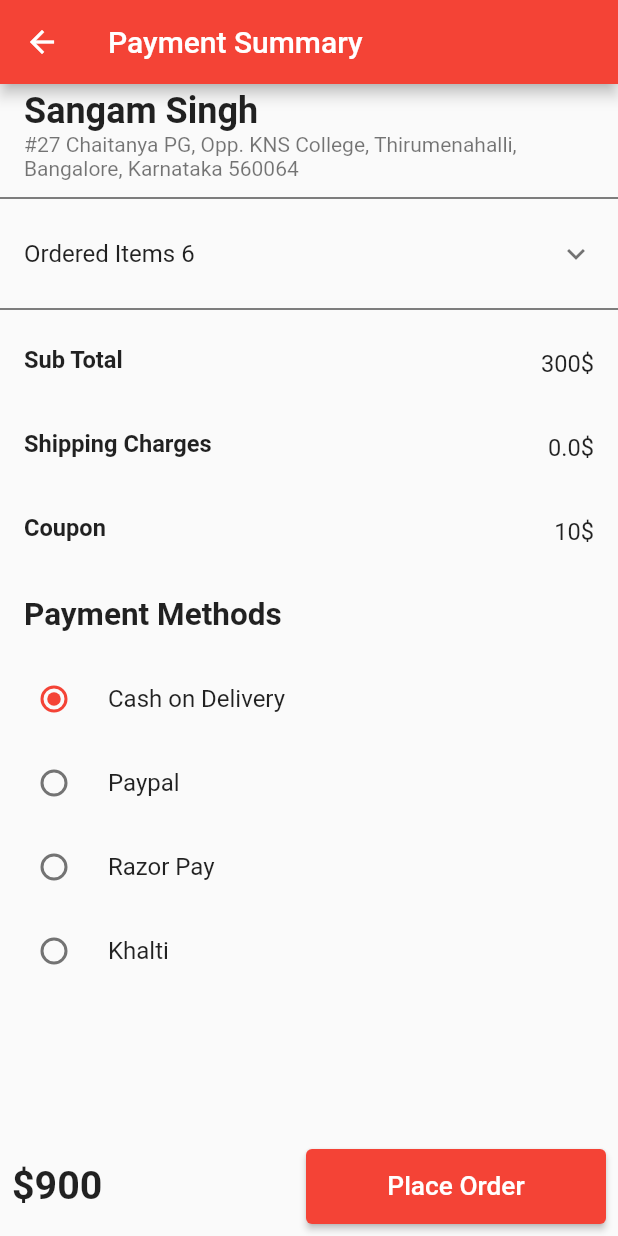
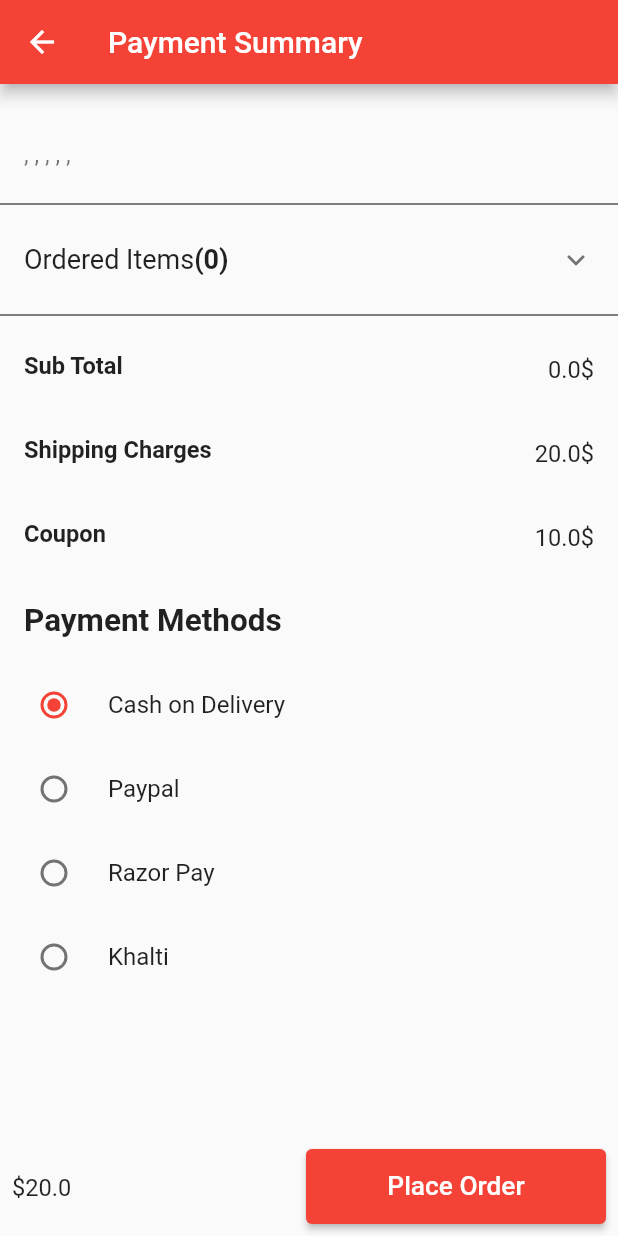
Before and after one commit to codersangam/food_delivery_firebase, a Flutter app: the CheckoutScreen screen opened directly, after a tap on "Go to Payment", on a phone screen of 412 x 824 dp. Run offline on Flutter 3.47's test engine with Material 2 defaults, Android fonts, the phone set to English and light mode, and no system bars; our stand-ins replace cloud_firestore, firebase_auth, firebase_core, google_sign_in, velocity_x; accounts and stored records are empty.

Commit message:
modified payment summary and logout added

```diff
--- a/lib/provider/user_provider.dart
+++ b/lib/provider/user_provider.dart
@@ -45,4 +45,10 @@ class UserProvider extends ChangeNotifier {
   UserModel? get getUserDetails {
     return currentData;
   }
+
+  // User Logout
+  Future<void> signOut(context) async {
+    Navigator.pop(context);
+    await FirebaseAuth.instance.signOut();
+  }
 }
--- a/lib/screens/checkout_screen.dart
+++ b/lib/screens/checkout_screen.dart
@@ -1,4 +1,5 @@
 import 'package:flutter/material.dart';
+import 'package:food_delivery/models/delivery_address_model.dart';
 import 'package:food_delivery/provider/checkout_provider.dart';
 import 'package:food_delivery/screens/add_delivery_address.dart';
 import 'package:food_delivery/screens/payment_summary.dart';
@@ -6,9 +7,16 @@ import 'package:food_delivery/widgets/delivery_address.dart';
 import 'package:provider/provider.dart';
 import 'package:velocity_x/velocity_x.dart';
 
-class CheckoutScreen extends StatelessWidget {
+class CheckoutScreen extends StatefulWidget {
   const CheckoutScreen({Key? key}) : super(key: key);
 
+  @override
+  State<CheckoutScreen> createState() => _CheckoutScreenState();
+}
+
+DeliveryAddressModel? data;
+
+class _CheckoutScreenState extends State<CheckoutScreen> {
   @override
   Widget build(BuildContext context) {
     CheckoutProvider checkoutProvider = Provider.of<CheckoutProvider>(context);
@@ -36,7 +44,8 @@ class CheckoutScreen extends StatelessWidget {
               Navigator.push(
                 context,
                 MaterialPageRoute(
-                  builder: (context) => const PaymentSummary(),
+                  builder: (context) =>
+                      PaymentSummary(deliveryAddressDetails: data),
                 ),
               );
             },
@@ -67,6 +76,9 @@ class CheckoutScreen extends StatelessWidget {
                 ).p12()
               : Column(
                   children: checkoutProvider.getDeliveryAddressDetails.map((e) {
+                  setState(() {
+                    data = e;
+                  });
                   return DeliveryAdress(
                     fullName:
                         '${e.firstName.toString()} ${e.lastName.toString()}',
--- a/lib/screens/home_screen.dart
+++ b/lib/screens/home_screen.dart
@@ -304,7 +304,7 @@ class _SingleProductState extends State<SingleProduct> {
                   Row(
                     mainAxisAlignment: MainAxisAlignment.spaceBetween,
                     children: [
-                      '${widget.productPrice}\$/$unitData'.text.lg.make(),
+                      '${widget.productPrice}\$/$firstData'.text.lg.make(),
                       IconButton(
                         onPressed: () {
                           setState(() {
--- a/lib/screens/payment_summary.dart
+++ b/lib/screens/payment_summary.dart
@@ -1,9 +1,15 @@
 import 'package:flutter/material.dart';
+import 'package:food_delivery/models/delivery_address_model.dart';
+import 'package:food_delivery/provider/cart_provider.dart';
 import 'package:food_delivery/widgets/ordered_items.dart';
+import 'package:provider/provider.dart';
 import 'package:velocity_x/velocity_x.dart';
 
 class PaymentSummary extends StatefulWidget {
-  const PaymentSummary({Key? key}) : super(key: key);
+  const PaymentSummary({Key? key, required this.deliveryAddressDetails})
+      : super(key: key);
+
+  final DeliveryAddressModel? deliveryAddressDetails;
 
   @override
   _PaymentSummaryState createState() => _PaymentSummaryState();
@@ -20,6 +26,21 @@ class _PaymentSummaryState extends State<PaymentSummary> {
   var myPayment = PaymentMethods.cod;
   @override
   Widget build(BuildContext context) {
+    CartProvider cartProvider = Provider.of(context);
+    cartProvider.getCartProduct();
+
+    double discount = 10.0;
+    double shippingCharges = 20.0;
+    double subtotal = cartProvider.getTotalPrice();
+    double total = 0.0;
+    if (subtotal > 300) {
+      // For % Discount
+      // double discount = (subtotal * discountCoupon) / 100;
+      total = (subtotal + shippingCharges) - discount;
+    } else {
+      total = subtotal + shippingCharges;
+    }
+
     return Scaffold(
       appBar: AppBar(
         title: 'Payment Summary'.text.make(),
@@ -31,7 +52,8 @@ class _PaymentSummaryState extends State<PaymentSummary> {
           children: [
             Padding(
               padding: const EdgeInsets.only(right: 20),
-              child: '\$900'.text.xl3.bold.make(),
+              child: "\$$total".text.lg.make(),
+              // 'lol'.text.xl3.bold.make(),
             ),
             SizedBox(
               height: 50,
@@ -51,40 +73,51 @@ class _PaymentSummaryState extends State<PaymentSummary> {
             crossAxisAlignment: CrossAxisAlignment.start,
             children: [
               ListTile(
-                title: 'Sangam Singh'.text.bold.xl2.make(),
+                title:
+                    '${widget.deliveryAddressDetails!.firstName!} ${widget.deliveryAddressDetails!.lastName!}'
+                        .text
+                        .bold
+                        .xl2
+                        .make(),
                 subtitle:
-                    '#27 Chaitanya PG, Opp. KNS College, Thirumenahalli, Bangalore, Karnataka 560064'
+                    '${widget.deliveryAddressDetails!.addressOne}, ${widget.deliveryAddressDetails!.city}, ${widget.deliveryAddressDetails!.state}, ${widget.deliveryAddressDetails!.pincode}, ${widget.deliveryAddressDetails!.country}, ${widget.deliveryAddressDetails!.phone}'
                         .text
+                        .lg
                         .make(),
               ),
               const Divider(
                 color: Colors.black,
               ),
               ExpansionTile(
-                children: const [
-                  OrderedItems(),
-                  OrderedItems(),
-                  OrderedItems(),
-                  OrderedItems(),
-                  OrderedItems(),
-                  OrderedItems(),
-                ],
-                title: 'Ordered Items 6'.text.make(),
-              ),
+                  children: cartProvider.getCartProducts.map((e) {
+                    return OrderedItems(
+                      data: e,
+                    );
+                  }).toList(),
+                  title: Row(
+                    children: [
+                      'Ordered Items'.text.lg.make(),
+                      '(${cartProvider.getCartProducts.length})'
+                          .text
+                          .lg
+                          .bold
+                          .make(),
+                    ],
+                  )),
               const Divider(
                 color: Colors.black,
               ),
               ListTile(
                 leading: 'Sub Total'.text.bold.lg.make(),
-                trailing: '300\$'.text.lg.make(),
+                trailing: '$subtotal\$'.text.lg.make(),
               ),
               ListTile(
                 leading: 'Shipping Charges'.text.bold.lg.make(),
-                trailing: '0.0\$'.text.lg.make(),
+                trailing: '$shippingCharges\$'.text.lg.make(),
               ),
               ListTile(
                 leading: 'Coupon'.text.bold.lg.make(),
-                trailing: '10\$'.text.lg.make(),
+                trailing: '$discount\$'.text.lg.make(),
               ),
               ListTile(
                 leading: 'Payment Methods'.text.bold.xl2.make(),
```
Also changed, not shown: lib/screens/profile_screen.dart (+42 -12 lines), lib/widgets/ordered_items.dart (+7 -5 lines).
